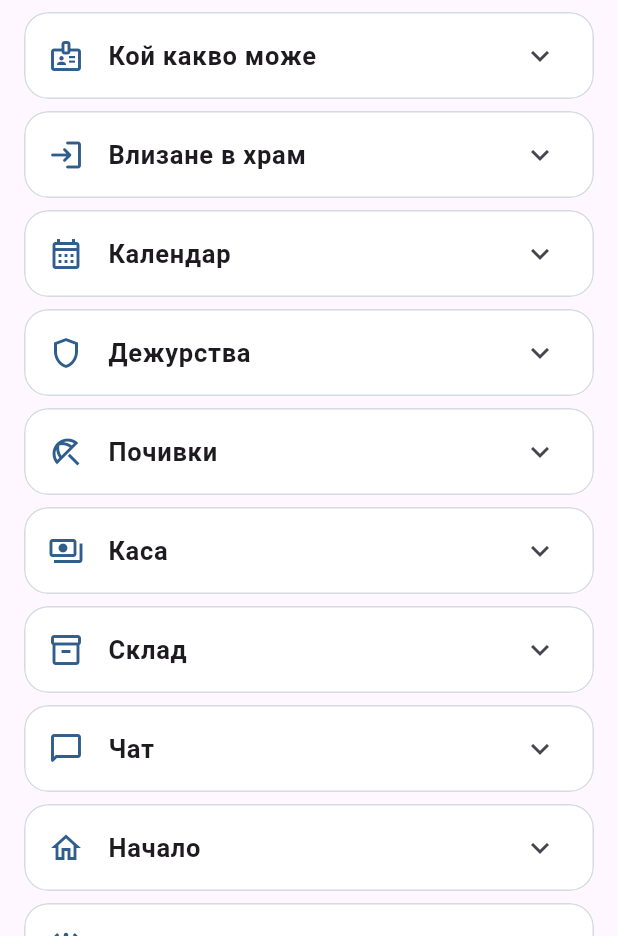
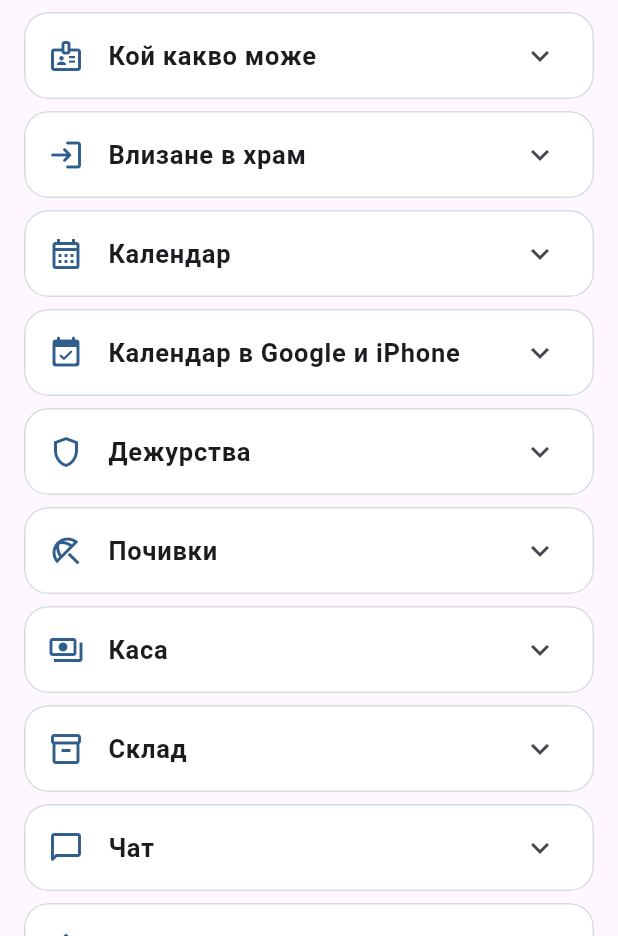
Before and after one commit to manuntdboy/svestenik, a Flutter app: the HelpScreen screen opened directly, on a phone screen of 412 x 824 dp, the part 300-1236 px from its top. Run offline on Flutter 3.47's test engine with Material 3 defaults, Android fonts, the phone set to English and light mode, and no system bars; our stand-ins replace firebase_core, firebase_messaging, flutter_local_notifications, image_picker, qr_flutter, shared_preferences and 3 more; missing offline and left inert: alarm, dart:js_interop, ota_update; accounts and stored records are empty.

Commit message:
„Как работи“: раздел „Календар в Google и iPhone“ стъпка по стъпка [skip ci]
Co-Authored-By: Claude Opus 5.5 <noreply@anthropic.com>
Claude-Session: https://claude.ai/code/session_01Twt4JnqSP7fSuDbvgYqTqp

```diff
--- a/lib/screens/help.dart
+++ b/lib/screens/help.dart
@@ -34,6 +34,15 @@ class HelpScreen extends StatelessWidget {
       'Когато събитието е извършено и има приход, той влиза направо в касата.',
       'Търсачката (лупата) намира събитие по име, вид или дата.',
       'Искате събитията и в Google Calendar или в календара на iPhone (и в уиджета на телефона)? Профил → „Календар в Google и iPhone“.',
+    ]),
+    (Icons.event_available_rounded, 'Календар в Google и iPhone', [
+      'Събитията от Кайрос могат да се виждат и в календара на телефона ви – и в уиджета му на началния екран. Записвате само в Кайрос; Google и iPhone само ги показват.',
+      'Отворете Профил → „Календар в Google и iPhone“. Изберете „Моите“ (вашите събития, дежурства и почивки) или „Целият храм“ (и споделените събития и дежурствата на колегите).',
+      '„С имената“: включено – в календара пише и за кого е събитието; изключено – само вида и часа (напр. „Кръщене“).',
+      'Android (Google Calendar): натиснете „Добави в Google Calendar“ → потвърдете „Добавяне“ със същия Google профил, който е на телефона. После в приложението Google Calendar: меню ☰ → Настройки → „Кайрос“ → включете „Синхронизиране“. Уиджетът на Google Calendar вече показва и Кайрос.',
+      'iPhone: натиснете „Добави в календара на iPhone“ → „Абониране“. Ако не стане: Настройки → Календар → Акаунти → Добави акаунт → Друго → „Добави абонаментен календар“ и поставете копираната връзка.',
+      'Google обновява такива календари през няколко часа – ново събитие може да се появи там по-късно. За последния момент гледайте в Кайрос; известията идват веднага.',
+      'Връзката е лична – не я споделяйте. Ако сте я пратили по погрешка, натиснете „Нова връзка“ и старата спира веднага.',
     ]),
     (Icons.shield_outlined, 'Дежурства', [
       'Председателят прави графика. Дежурният се вижда в календара със зелена лента за всеки ден.',
```
